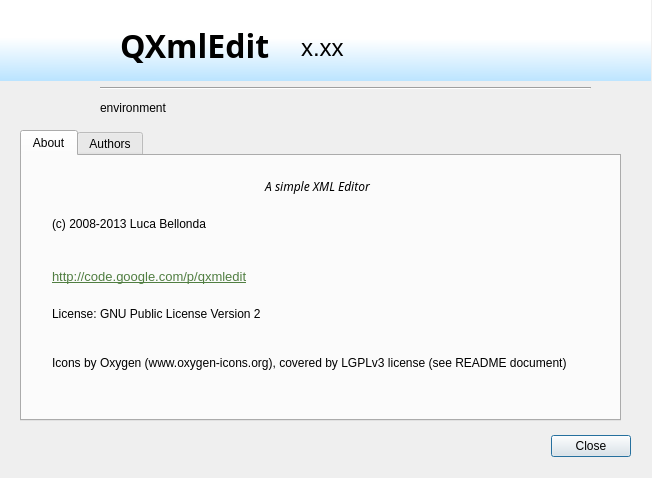
Old version of the form src/aboutdialog.ui in the repository lbellonda/qxmledit.
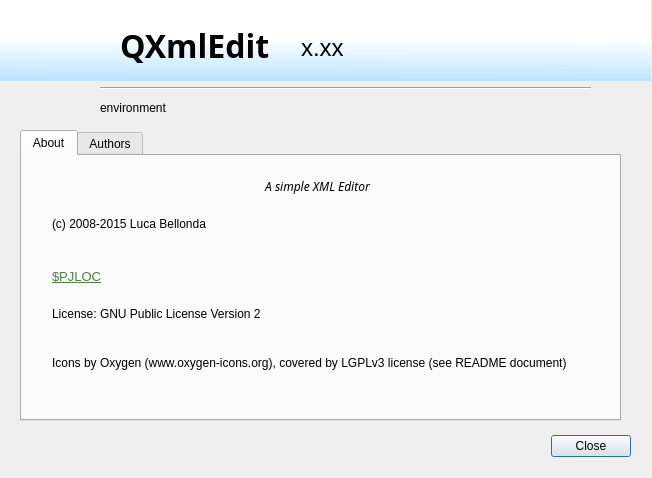
New version of the form. Icons and pictures are not drawn.

Commit message: Removed referenced to Google code site, added a metainfo file.

What changed in the file:
```diff
--- a/src/aboutdialog.ui
+++ b/src/aboutdialog.ui
@@ -83,7 +83,7 @@
       </rect>
      </property>
      <property name="text">
-      <string>(c) 2008-2013 Luca Bellonda</string>
+      <string>(c) 2008-2015 Luca Bellonda</string>
      </property>
     </widget>
     <widget class="QLabel" name="label_5">
@@ -106,7 +106,10 @@
 &lt;html&gt;&lt;head&gt;&lt;meta name=&quot;qrichtext&quot; content=&quot;1&quot; /&gt;&lt;style type=&quot;text/css&quot;&gt;
 p, li { white-space: pre-wrap; }
 &lt;/style&gt;&lt;/head&gt;&lt;body style=&quot; font-family:'Arial'; font-size:10pt; font-weight:400; font-style:normal;&quot;&gt;
-&lt;p style=&quot; margin-top:0px; margin-bottom:0px; margin-left:0px; margin-right:0px; -qt-block-indent:0; text-indent:0px;&quot;&gt;&lt;a href=&quot;http://code.google.com/p/qxmledit&quot;&gt;&lt;span style=&quot; text-decoration: underline; color:#507e41;&quot;&gt;http://code.google.com/p/qxmledit&lt;/span&gt;&lt;/a&gt;&lt;/p&gt;&lt;/body&gt;&lt;/html&gt;</string>
+&lt;p style=&quot; margin-top:0px; margin-bottom:0px; margin-left:0px; margin-right:0px; -qt-block-indent:0; text-indent:0px;&quot;&gt;&lt;a href=&quot;$PJLOC&quot;&gt;&lt;span style=&quot; text-decoration: underline; color:#507e41;&quot;&gt;$PJLOC&lt;/span&gt;&lt;/a&gt;&lt;/p&gt;&lt;/body&gt;&lt;/html&gt;</string>
+     </property>
+     <property name="openExternalLinks">
+      <bool>true</bool>
      </property>
     </widget>
     <widget class="QLabel" name="label_3">
```
Left out of the diff: 6 changed lines with no effect on the pictures. The commit also changes 3 other files.
